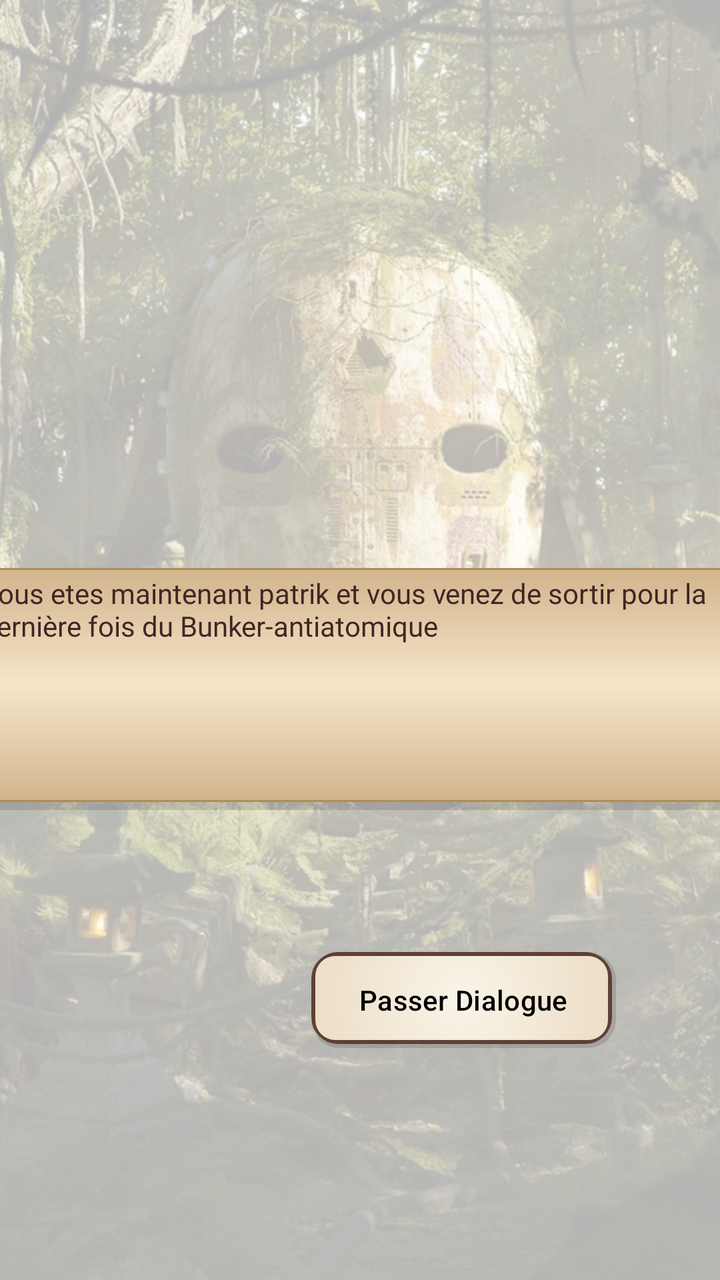
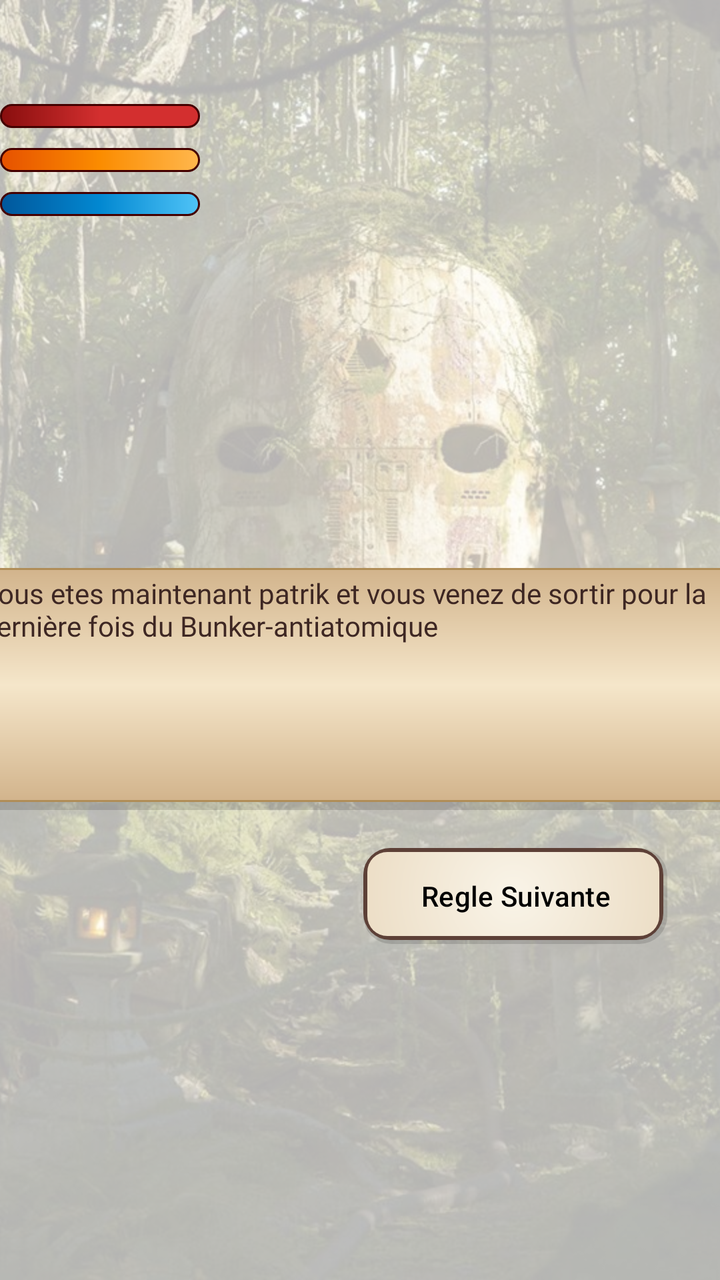

Screens rendered from an Android XML layout before and after an edit, with the pre-edit source and the edit as a unified diff.
<!-- AndroidManifest.xml: application theme Theme.Apocalypse -->
<!-- res/layout/activity_intro_game_view.xml -->
<?xml version="1.0" encoding="utf-8"?>
<androidx.constraintlayout.widget.ConstraintLayout xmlns:android="http://schemas.android.com/apk/res/android"
    xmlns:app="http://schemas.android.com/apk/res-auto"
    xmlns:tools="http://schemas.android.com/tools"
    android:id="@+id/main"
    android:layout_width="match_parent"
    android:layout_height="match_parent"
    tools:context=".IntroGameView">


    <ImageView
        android:id="@+id/bgImage"
        android:layout_width="0dp"
        android:layout_height="0dp"
        android:src="@drawable/background_menu"
        android:scaleType="centerCrop"
        app:layout_constraintTop_toTopOf="parent"
        app:layout_constraintBottom_toBottomOf="parent"
        app:layout_constraintStart_toStartOf="parent"
        app:layout_constraintEnd_toEndOf="parent" />

    <View
        android:id="@+id/whiteOverlay"
        android:layout_width="0dp"
        android:layout_height="0dp"
        android:background="#B3FFFFFF"
        app:layout_constraintBottom_toBottomOf="parent"
        app:layout_constraintEnd_toEndOf="parent"
        app:layout_constraintHorizontal_bias="0.0"
        app:layout_constraintStart_toStartOf="parent"
        app:layout_constraintTop_toTopOf="parent"
        app:layout_constraintVertical_bias="0.0" />

    <Button
        android:id="@+id/buttonDialog"
        android:layout_width="wrap_content"
        android:layout_height="wrap_content"
        android:layout_marginEnd="52dp"
        android:layout_marginBottom="116dp"
        android:background="@drawable/paper_background"
        android:text="@string/passer_dialogue"
        android:textColor="#000000"
        app:backgroundTint="@null"
        app:layout_constraintBottom_toBottomOf="parent"
        app:layout_constraintEnd_toEndOf="parent" />

    <TextView
        android:id="@+id/textView3"
        android:layout_width="386dp"
        android:layout_height="121dp"
        android:layout_marginLeft="24dp"
        android:layout_marginTop="284dp"
        android:layout_marginRight="24dp"
        android:background="@drawable/parchemin"
        android:fontFamily="@font/crimson_text"
        android:padding="3dp"
        android:text="Vous etes maintenant patrik et vous venez de sortir pour la dernière fois du Bunker-antiatomique  "
        android:textColor="#3E2723"
        app:layout_constraintEnd_toEndOf="parent"
        app:layout_constraintStart_toStartOf="parent"
        app:layout_constraintTop_toTopOf="@+id/bgImage" />


</androidx.constraintlayout.widget.ConstraintLayout>
<!-- resources referenced by this layout -->
<resources>
  <!-- drawable parchemin (drawable) -->
  <?xml version="1.0" encoding="utf-8"?>
  <layer-list xmlns:android="http://schemas.android.com/apk/res/android">
  
      <item>
          <shape android:shape="rectangle">
              <solid android:color="#22000000" />
              <corners android:radius="4dp" />
          </shape>
      </item>
  
      <item android:bottom="4dp" android:right="2dp">
          <shape android:shape="rectangle">
              <gradient
                  android:angle="270"
                  android:startColor="#D2B48C"
                  android:centerColor="#F5E6CA"
                  android:endColor="#D2B48C"
                  android:type="linear" />
  
              <stroke
                  android:width="1dp"
                  android:color="#B08D57" />
  
              <corners android:radius="4dp" />
  
              <padding
                  android:left="20dp"
                  android:top="20dp"
                  android:right="20dp"
                  android:bottom="20dp" />
          </shape>
      </item>
  
  </layer-list>
  <string name="passer_dialogue">Passer Dialogue</string>
  <style name="Theme.Apocalypse" parent="Base.Theme.Apocalypse" />
  <style name="Base.Theme.Apocalypse" parent="Theme.Material3.DayNight.NoActionBar">
          
          
      </style>
  <!-- unchanged entries left out for length: 2 -->
</resources>

<!-- the commit's change to res/layout/activity_intro_game_view.xml (unified diff, before → after) -->
@@ -29,20 +29,35 @@
         app:layout_constraintHorizontal_bias="0.0"
         app:layout_constraintStart_toStartOf="parent"
         app:layout_constraintTop_toTopOf="parent"
-        app:layout_constraintVertical_bias="0.0" />
+        app:layout_constraintVertical_bias="1.0" />
 
     <Button
-        android:id="@+id/buttonDialog"
-        android:layout_width="wrap_content"
-        android:layout_height="wrap_content"
-        android:layout_marginEnd="52dp"
-        android:layout_marginBottom="116dp"
+        android:id="@+id/buttonPasserRegles"
+        android:layout_width="152dp"
+        android:layout_height="48dp"
+        android:layout_marginTop="20dp"
         android:background="@drawable/paper_background"
-        android:text="@string/passer_dialogue"
+        android:text="Passer Règles"
+        android:textColor="#000000"
+        android:visibility="gone"
+        app:backgroundTint="@null"
+        app:layout_constraintEnd_toEndOf="@+id/buttonRegleSuivante"
+        app:layout_constraintStart_toStartOf="@+id/buttonRegleSuivante"
+        app:layout_constraintTop_toBottomOf="@+id/buttonRegleSuivante" />
+
+    <Button
+        android:id="@+id/buttonRegleSuivante"
+        android:layout_width="152dp"
+        android:layout_height="48dp"
+        android:layout_marginBottom="168dp"
+        android:background="@drawable/paper_background"
+        android:text="Regle Suivante"
         android:textColor="#000000"
         app:backgroundTint="@null"
         app:layout_constraintBottom_toBottomOf="parent"
-        app:layout_constraintEnd_toEndOf="parent" />
+        app:layout_constraintEnd_toEndOf="parent"
+        app:layout_constraintHorizontal_bias="0.873"
+        app:layout_constraintStart_toStartOf="parent" />
 
     <TextView
         android:id="@+id/textView3"
@@ -60,5 +75,44 @@
         app:layout_constraintStart_toStartOf="parent"
         app:layout_constraintTop_toTopOf="@+id/bgImage" />
 
+    <ProgressBar
+        android:id="@+id/progressBarVie"
+        style="?android:attr/progressBarStyleHorizontal"
+        android:layout_width="100dp"
+        android:layout_height="12dp"
+        android:layout_marginTop="52dp"
+        android:max="90"
+        android:min="0"
+        android:progress="90"
+        android:progressDrawable="@drawable/progress_vie"
+        app:layout_constraintStart_toStartOf="parent"
+        app:layout_constraintTop_toTopOf="parent" />
+
+    <ProgressBar
+        android:id="@+id/progressBarSatiete"
+        style="?android:attr/progressBarStyleHorizontal"
+        android:layout_width="100dp"
+        android:layout_height="12dp"
+        android:layout_marginTop="10dp"
+        android:max="90"
+        android:min="0"
+        android:progress="90"
+        android:progressDrawable="@drawable/progress_satiete"
+        app:layout_constraintStart_toStartOf="parent"
+        app:layout_constraintTop_toBottomOf="@+id/progressBarVie" />
+
+    <ProgressBar
+        android:id="@+id/progressBarHydra"
+        style="?android:attr/progressBarStyleHorizontal"
+        android:layout_width="100dp"
+        android:layout_height="12dp"
+        android:layout_marginTop="10dp"
+        android:max="90"
+        android:min="0"
+        android:progress="90"
+        android:progressDrawable="@drawable/progress_hydra"
+        app:layout_constraintStart_toStartOf="parent"
+        app:layout_constraintTop_toBottomOf="@+id/progressBarSatiete" />
+
 
 </androidx.constraintlayout.widget.ConstraintLayout>
<!-- resource entries referenced after the edit -->
@@ -35,7 +35,57 @@
       </item>
   
   </layer-list>
-  <string name="passer_dialogue">Passer Dialogue</string>
+  <!-- drawable progress_hydra (drawable) -->
+  <layer-list xmlns:android="http://schemas.android.com/apk/res/android">
+      <item>
+          <clip>
+              <shape>
+                  <corners android:radius="8dp" />
+                  <gradient
+                      android:angle="0"
+                      android:startColor="#01579B"
+                      android:centerColor="#0288D1"
+                      android:endColor="#4FC3F7"
+                      android:type="linear" />
+                  <stroke android:width="1dp" android:color="#440000" />
+              </shape>
+          </clip>
+      </item>
+  </layer-list>
+  <!-- drawable progress_satiete (drawable) -->
+  <layer-list xmlns:android="http://schemas.android.com/apk/res/android">
+      <item>
+          <clip>
+              <shape>
+                  <corners android:radius="8dp" />
+                  <gradient
+                      android:angle="0"
+                      android:startColor="#E65100"
+                      android:centerColor="#FB8C00"
+                      android:endColor="#FFB74D"
+                      android:type="linear" />
+                  <stroke android:width="1dp" android:color="#440000" />
+              </shape>
+          </clip>
+      </item>
+  </layer-list>
+  <!-- drawable progress_vie (drawable) -->
+  <layer-list xmlns:android="http://schemas.android.com/apk/res/android">
+      <item>
+          <clip>
+              <shape>
+                  <corners android:radius="8dp" />
+                  <gradient
+                      android:angle="0"
+                      android:startColor="#880E0E"
+                      android:centerColor="#D32F2F"
+                      android:endColor="#D32F2F"
+                      android:type="linear" />
+                  <stroke android:width="1dp" android:color="#440000" />
+              </shape>
+          </clip>
+      </item>
+  </layer-list>
   <style name="Theme.Apocalypse" parent="Base.Theme.Apocalypse" />
   <style name="Base.Theme.Apocalypse" parent="Theme.Material3.DayNight.NoActionBar">
           
